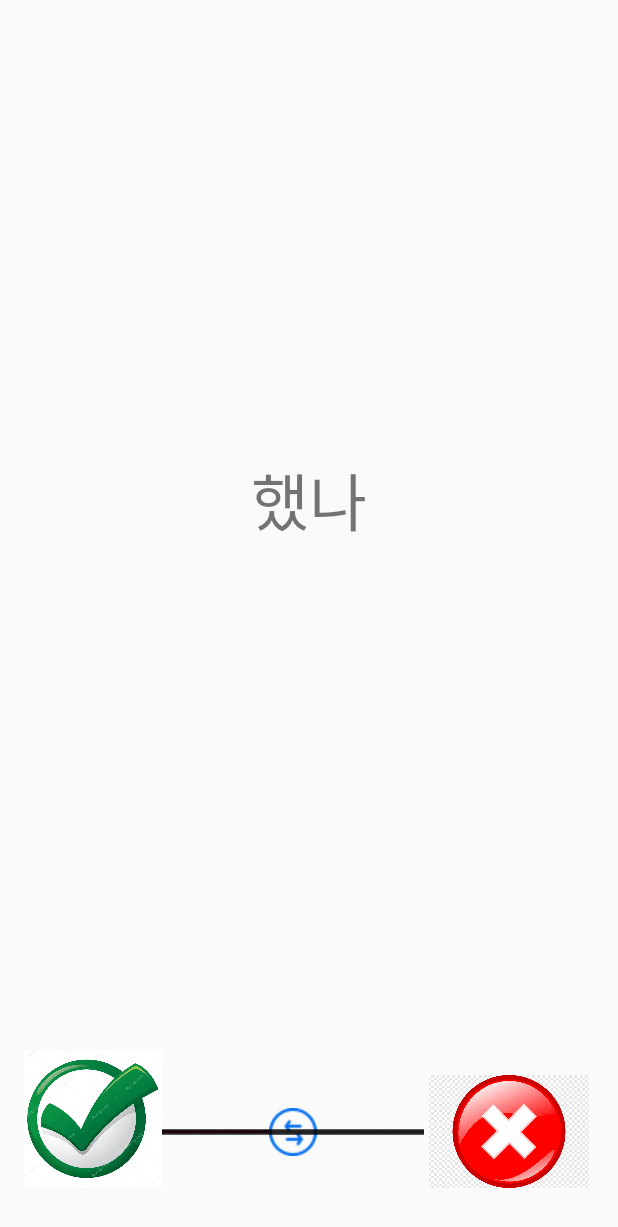
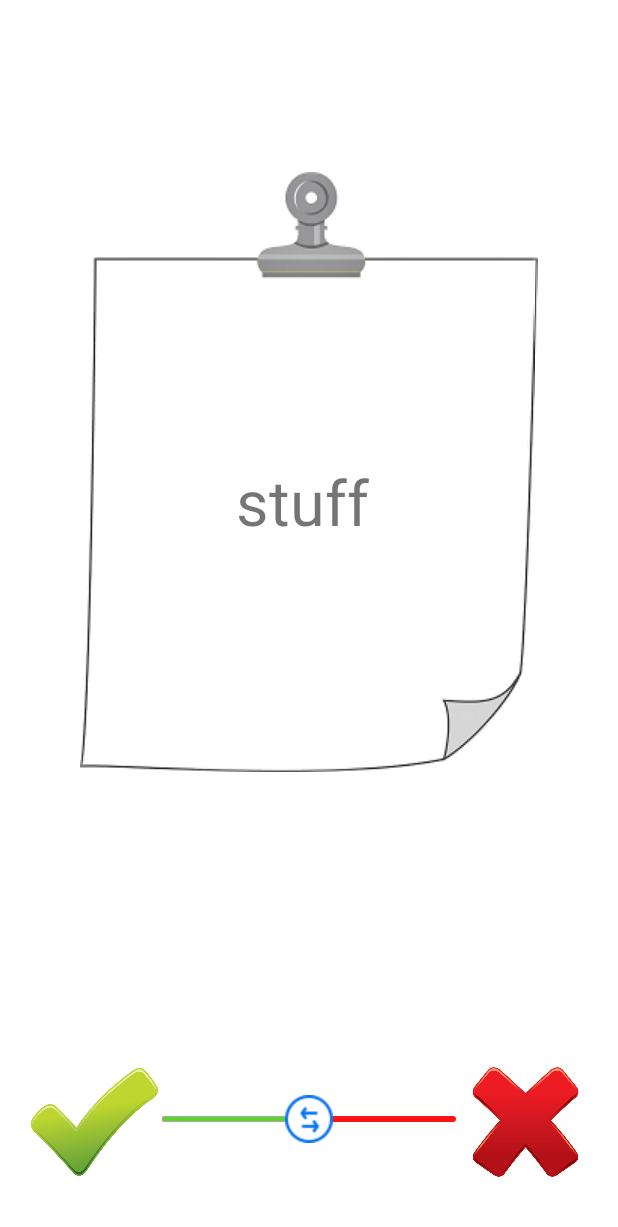
Before and after one commit to Odomhae/ToDoLocker, an Android app: the ToDoLockerActivity screen opened directly, with no data from a screen before it, on a phone screen of 412 x 824 dp. Shown: the top 1227 px of the screen. Run offline under Robolectric (Android 15) with nearby library versions, the phone set to English and light mode, and no system bars; 4 statements that could not run were skipped.

Commit message:
7th-2  UI modified & 9Patch

```diff
--- /dev/null
+++ b/app/src/main/res/drawable/progress.xml
@@ -0,0 +1,24 @@
+<?xml version="1.0" encoding="utf-8"?>
+<layer-list xmlns:android="http://schemas.android.com/apk/res/android">
+
+    <!-- 배경 // progress가 0일때 -->
+    <item android:id="@android:id/background">
+        <shape android:shape="rectangle">
+            <corners android:radius="200dp" />
+            <solid android:color="#ff1211" />
+        </shape>
+    </item>
+
+    <!-- progress된 곳 -->
+    <item android:id="@android:id/progress">
+        <clip>
+            <shape android:shape="rectangle">
+                <corners android:radius="20dp" />
+                <solid android:color="#59d627" />
+                <stroke android:width="1px" android:color="#aaaaaa" />
+            </shape>
+        </clip>
+    </item>
+
+
+</layer-list>
--- a/app/src/main/res/layout/activity_to_do_locker.xml
+++ b/app/src/main/res/layout/activity_to_do_locker.xml
@@ -4,12 +4,13 @@
     xmlns:tools="http://schemas.android.com/tools"
     android:layout_width="match_parent"
     android:layout_height="match_parent"
+    android:background="#ffffff"
     tools:context=".ToDoLockerActivity">
 
     <ImageView
         android:id="@+id/rightImageView"
-        android:layout_width="113dp"
-        android:layout_height="75dp"
+        android:layout_width="wrap_content"
+        android:layout_height="92dp"
         android:layout_marginEnd="16dp"
         android:layout_marginRight="16dp"
         android:layout_marginBottom="32dp"
@@ -33,7 +34,7 @@
 
     <SeekBar
         android:id="@+id/seekBar"
-        style="@style/Widget.AppCompat.SeekBar.Discrete"
+        style="@style/Widget.AppCompat.SeekBar"
         android:layout_width="0dp"
         android:layout_height="wrap_content"
         android:layout_marginBottom="8dp"
@@ -42,7 +43,9 @@
         android:paddingEnd="0dp"
         android:max="100"
         android:progress="50"
+        android:progressDrawable="@drawable/progress"
         android:thumb="@drawable/slide"
+        android:maxHeight="4dp"
         app:layout_constraintBottom_toBottomOf="@+id/leftImageView"
         app:layout_constraintEnd_toStartOf="@+id/rightImageView"
         app:layout_constraintHorizontal_bias="1.0"
@@ -53,12 +56,16 @@
         android:id="@+id/textView"
         android:layout_width="wrap_content"
         android:layout_height="wrap_content"
-        android:layout_marginTop="244dp"
-        android:layout_marginBottom="317dp"
-        android:text="했나"
-        android:textSize="42sp"
+        android:layout_marginTop="8dp"
+        android:layout_marginBottom="8dp"
+        android:background="@drawable/memoimage"
+        android:gravity="center"
+        android:text="stuff "
+        android:textSize="42dp"
         app:layout_constraintBottom_toTopOf="@+id/seekBar"
         app:layout_constraintEnd_toEndOf="parent"
+        app:layout_constraintHorizontal_bias="0.5"
         app:layout_constraintStart_toStartOf="parent"
-        app:layout_constraintTop_toTopOf="parent" />
+        app:layout_constraintTop_toTopOf="parent"
+        app:layout_constraintVertical_bias="0.34" />
 </androidx.constraintlayout.widget.ConstraintLayout>
```
Also changed, not shown: app/src/main/res/drawable-v24/memoimage.9.png (added), app/src/main/res/drawable-v24/okayimage.jpg (added), app/src/main/res/drawable-v24/ximage.jpg (added), app/src/main/res/drawable/okayimage.jpg (deleted), app/src/main/res/drawable/pick.jpg (deleted), app/src/main/res/drawable/ximage.png (deleted).
